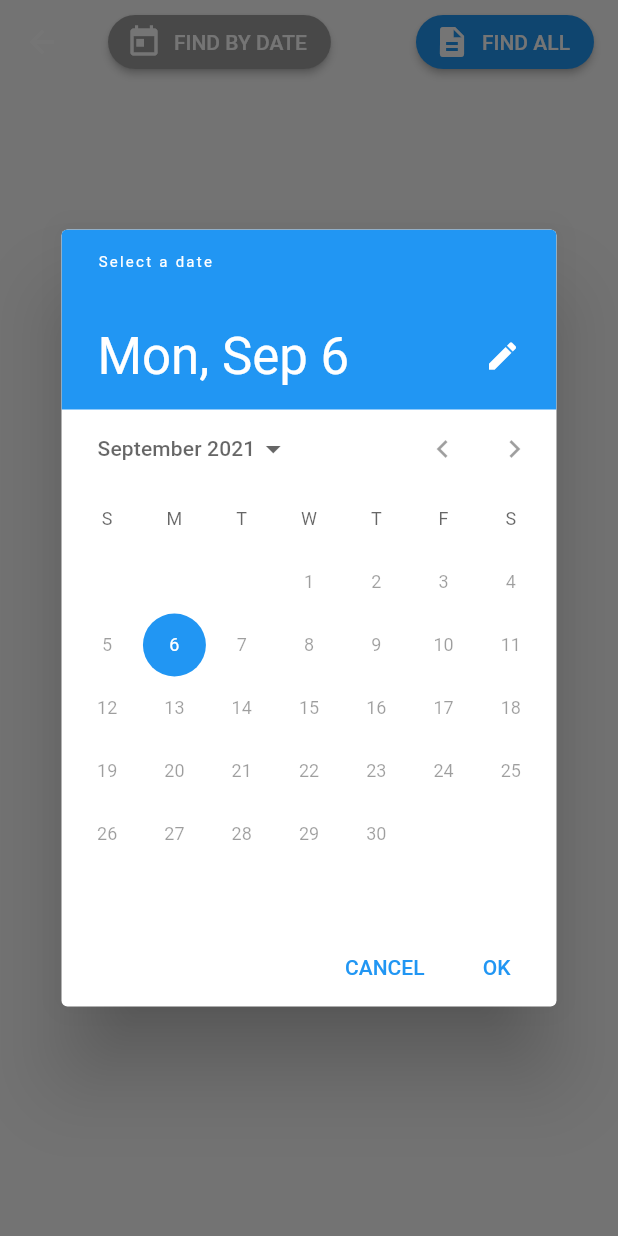
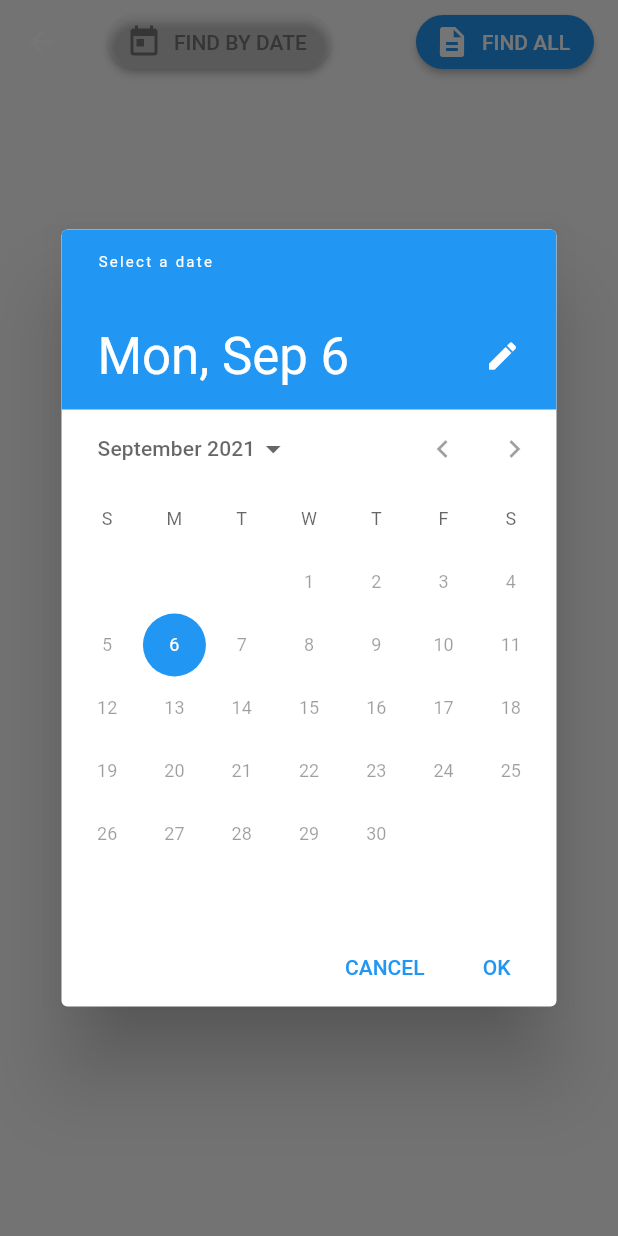
Before and after one commit to sria-the-fury/vocab-keeper, a Flutter app: the MyDiary screen opened directly, after a tap on "FIND BY DATE", on a phone screen of 412 x 824 dp. Run offline on Flutter 3.47's test engine with Material 2 defaults, Android fonts, the light colour scheme and no system bars; our stand-ins replace cached_network_image, cloud_firestore, connectivity, firebase_auth, firebase_core, flutter_tts and 10 more; missing offline and left inert: cloud_firestore_web, connectivity_for_web, firebase_auth_web, firebase_core_web, firebase_storage_web, flutter_keyboard_visibility_web and 6 more; accounts and stored records are empty.

Commit message:
change card design and color, button colors as Theme

```diff
--- a/lib/navigation/MyDiary.dart
+++ b/lib/navigation/MyDiary.dart
@@ -165,14 +165,14 @@ class _MyDiaryState extends State<MyDiary> {
           children: [
             ElevatedButton.icon(
               onPressed: _selectDate,
-              icon: Icon(Icons.today),
+              icon: Icon(Icons.today, color: searchByDate ? Colors.white : Colors.grey[600]),
               label: searchByDate
                   ? Text(
-                  DateFormat.yMMMd().format(DateTime.parse(_date.toString())))
-                  : Text('FIND BY DATE'),
+                  DateFormat.yMMMd().format(DateTime.parse(_date.toString())), style: TextStyle(color: Colors.white),)
+                  : Text('FIND BY DATE', style: TextStyle(color: searchByDate ? Colors.white : Colors.grey[600]),),
               style: ElevatedButton.styleFrom(
                   enableFeedback: true,
-                  primary: searchByDate ? Colors.blue[500] : Colors.grey,
+                  primary: searchByDate ? Theme.of(context).accentColor : Colors.white.withOpacity(0.2),
                   shape: RoundedRectangleBorder(
                       borderRadius: BorderRadius.circular(20.0)
                   )
@@ -181,10 +181,10 @@ class _MyDiaryState extends State<MyDiary> {
 
             ElevatedButton.icon(
               onPressed: _searchAllVocab,
-              icon: Icon(Icons.description),
-              label: Text('FIND ALL'),
+              icon: Icon(Icons.description, color: findAllDiary ? Colors.white : Colors.grey[700]),
+              label: Text('FIND ALL', style: TextStyle(color: findAllDiary ? Colors.white : Colors.grey[700])),
               style: ElevatedButton.styleFrom(
-                  primary: findAllDiary ? Colors.blue[500] : Colors.grey,
+                  primary: findAllDiary ? Theme.of(context).accentColor : Colors.white.withOpacity(0.2),
                   enableFeedback: true,
                   shape: RoundedRectangleBorder(
                       borderRadius: BorderRadius.circular(20.0)
--- a/lib/utilities/NoteManipulator.dart
+++ b/lib/utilities/NoteManipulator.dart
@@ -109,7 +109,6 @@ class _NoteManipulatorState extends State<NoteManipulator> {
   @override
   Widget build(BuildContext context) {
 
-    print("_getConnection => ${_getNoConnection()}");
 
     return Container(
         height: isNotePublic ? 150 : 120,
@@ -177,6 +176,7 @@ class _NoteManipulatorState extends State<NoteManipulator> {
                 ],
               ),
             ),
+            SizedBox(height: 5.0,),
             Divider(height: 1.0, color: Colors.grey,),
             Container(
               child: Column(
@@ -193,7 +193,7 @@ class _NoteManipulatorState extends State<NoteManipulator> {
                           mainAxisAlignment: MainAxisAlignment.start,
                           crossAxisAlignment: CrossAxisAlignment.start,
                           children: [
-                            Text( isNotePublic ? 'Private your note?' : 'Share with everyone? ',
+                            Text( isNotePublic ? 'private this note?' : 'share this note? ',
                               style: TextStyle(fontSize: 20.0, fontFamily: 'ZillaSlab-Regular'),),
                             Text( isNotePublic ? 'No one can read your note.' : 'Your photo, name and note will be public.', textAlign: TextAlign.center,
                               style: TextStyle(color: Colors.grey.withOpacity(0.9), fontFamily: 'ZillaSlab-Regular'),),
--- a/lib/utilities/ReadDiary.dart
+++ b/lib/utilities/ReadDiary.dart
@@ -156,7 +156,7 @@ class _ReadDiaryState extends State<ReadDiary> {
                             () {
                           _closeEdit();
                         },
-                            icon: isEditable ? Icon(Icons.close) : Icon(Icons.arrow_back)
+                            icon: isEditable ? Icon(Icons.close, color: Colors.white) : Icon(Icons.arrow_back, color: Colors.white)
                         ),
 
                         isUpdating ?
@@ -172,6 +172,7 @@ class _ReadDiaryState extends State<ReadDiary> {
                           //label: Widgets.Text( isEditable ? 'UPDATE' : 'EDIT'),
                           style: ElevatedButton.styleFrom(
                               enableFeedback: true,
+                              primary: Theme.of(context).accentColor,
                               shape: RoundedRectangleBorder(
                                   borderRadius: BorderRadius.circular(30.0)
                               )
--- a/pubspec.yaml
+++ b/pubspec.yaml
@@ -15,7 +15,7 @@ publish_to: 'none' # Remove this line if you wish to publish to pub.dev
 # In iOS, build-name is used as CFBundleShortVersionString while build-number used as CFBundleVersion.
 # Read more about iOS versioning at
 # https://developer.apple.com/library/archive/documentation/General/Reference/InfoPlistKeyReference/Articles/CoreFoundationKeys.html
-version: 1.0.26+1
+version: 1.0.27+1
 
 environment:
   sdk: ">=2.12.0 <3.0.0"
```
Also changed, not shown: lib/navigation/MyVocab.dart (+7 -6 lines), lib/utilities/GesturedAnimatedCard.dart (+12 -11 lines), assets/back.png, assets/face.png, 1 other file.
